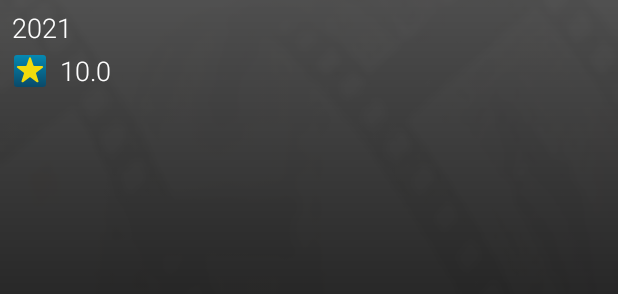
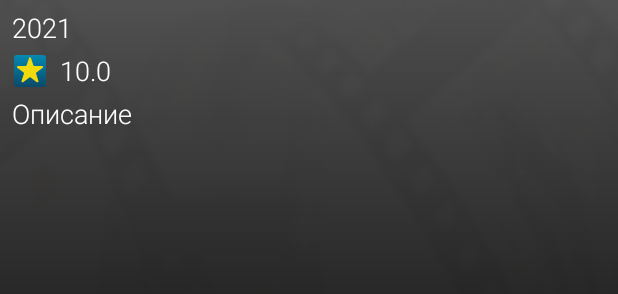
Before and after one commit to ArkHak/KinoFanPlus, an Android app: the layout fragment_movie_detail.xml on its own in the app's theme, with its tools: preview values and no code run, on a phone screen of 412 x 824 dp. Shown: the part 651-945 px from the top of the screen. Run offline under Robolectric (Android 15) with nearby library versions, the phone set to English and light mode, and no system bars.

Commit message:
version 0.5.3 ***Lesson5*** +имплементирован Gson +создан MovieDTO для получения данных из интренета +загрузка данных(на DetailFragment) из интернета через API по id фильма

```diff
--- a/app/src/main/AndroidManifest.xml
+++ b/app/src/main/AndroidManifest.xml
@@ -1,6 +1,8 @@
 <?xml version="1.0" encoding="utf-8"?>
 <manifest xmlns:android="http://schemas.android.com/apk/res/android"
     package="com.example.kinofanplus">
+
+    <uses-permission android:name="android.permission.INTERNET" />
 
     <application
         android:allowBackup="true"
--- a/app/src/main/java/com/example/kinofanplus/model/Movie.kt
+++ b/app/src/main/java/com/example/kinofanplus/model/Movie.kt
@@ -16,13 +16,13 @@ fun getLazyListMovies(): List<Movie> = listOf(
     Movie(1, "Король", "...", "19-19-2001", 9.7),
     Movie(1, "Приключение Тома Соера", "...", "19-19-2001", 9.7),
     Movie(1, "Как достать соседа", "...", "19-19-2001", 9.7),
-    Movie(1, "НАчало", "...", "19-19-2001", 9.7),
-    Movie(1, "Бойцовский клуб", "...", "19-19-2001", 9.7),
+    Movie(1, "Начало", "...", "19-19-2001", 9.7),
+    Movie(550, "Бойцовский клуб", "...", "19-19-2001", 9.7),
     Movie(1, "Возвращение мушкнитёров", "...", "19-19-2001", 9.7),
     Movie(1, "Король", "...", "19-19-2001", 9.7),
     Movie(1, "Приключение Тома Соера", "...", "19-19-2001", 9.7),
     Movie(1, "Как достать соседа", "...", "19-19-2001", 9.7),
     Movie(1, "Начало", "...", "19-19-2001", 9.7),
-    Movie(1, "Бойцовский клуб", "...", "19-19-2001", 9.7),
+    Movie(550, "Бойцовский клуб", "...", "19-19-2001", 9.7),
     Movie(1, "Возвращение мушкнитёров", "...", "19-19-2001", 9.7),
 )
--- a/app/src/main/res/layout/fragment_movie_detail.xml
+++ b/app/src/main/res/layout/fragment_movie_detail.xml
@@ -122,5 +122,18 @@
         app:layout_constraintTop_toBottomOf="@id/release_date_movie"
         tools:text="10.0" />
 
+    <TextView
+        android:id="@+id/overview_movie"
+        android:layout_width="wrap_content"
+        android:layout_height="wrap_content"
+        android:layout_marginStart="8dp"
+        android:layout_marginTop="4dp"
+        android:fontFamily="sans-serif-light"
+        android:textColor="@color/white"
+        android:textSize="18sp"
+        app:layout_constraintStart_toStartOf="parent"
+        app:layout_constraintTop_toBottomOf="@id/vote_average_movie"
+        tools:text="Описание" />
+
 
 </androidx.constraintlayout.widget.ConstraintLayout>
```
Also changed, not shown: app/build.gradle (+8 -1 lines), app/src/main/java/com/example/kinofanplus/model/MovieDTO.kt (added, +12 -0 lines), app/src/main/java/com/example/kinofanplus/model/MovieLoader.kt (added, +54 -0 lines), app/src/main/java/com/example/kinofanplus/view/MovieDetailFragment.kt (+32 -5 lines), 1 other file.
